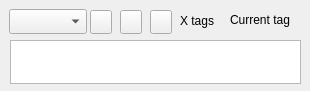
pwizard2/robojournal, file ui/editortagmanager.ui: the form before one commit.
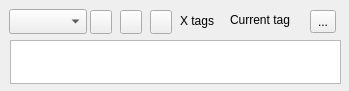
The form after the commit. Icons and pictures are not drawn.

Commit message: gave Tagger class a makeover

The edit to the form file:
```diff
--- a/ui/editortagmanager.ui
+++ b/ui/editortagmanager.ui
@@ -6,7 +6,7 @@
    <rect>
     <x>0</x>
     <y>0</y>
-    <width>310</width>
+    <width>349</width>
     <height>91</height>
    </rect>
   </property>
@@ -24,7 +24,7 @@
     <rect>
      <x>10</x>
      <y>40</y>
-     <width>291</width>
+     <width>331</width>
      <height>44</height>
     </rect>
    </property>
@@ -136,7 +136,7 @@
     <rect>
      <x>230</x>
      <y>10</y>
-     <width>61</width>
+     <width>71</width>
      <height>20</height>
     </rect>
    </property>
@@ -144,6 +144,26 @@
     <string>Current tag</string>
    </property>
   </widget>
+  <widget class="QToolButton" name="RevertTags">
+   <property name="geometry">
+    <rect>
+     <x>310</x>
+     <y>10</y>
+     <width>26</width>
+     <height>23</height>
+    </rect>
+   </property>
+   <property name="toolTip">
+    <string>&lt;html&gt;&lt;head/&gt;&lt;body&gt;&lt;p&gt;Revert tag changes&lt;/p&gt;&lt;/body&gt;&lt;/html&gt;</string>
+   </property>
+   <property name="text">
+    <string>...</string>
+   </property>
+   <property name="icon">
+    <iconset resource="../images.qrc">
+     <normaloff>:/icons/arrow_rotate_clockwise.png</normaloff>:/icons/arrow_rotate_clockwise.png</iconset>
+   </property>
+  </widget>
  </widget>
  <resources>
   <include location="../images.qrc"/>
```
Left out of the diff: 6 changed lines with no effect on the pictures. The commit also changes 10 other files.
